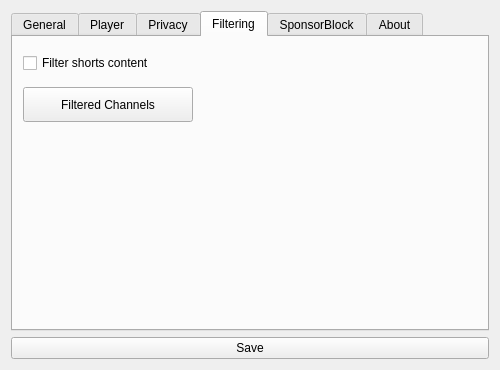
Old version of the form src/ui/forms/settings/settingsform.ui in the repository BowDown097/QtTube.
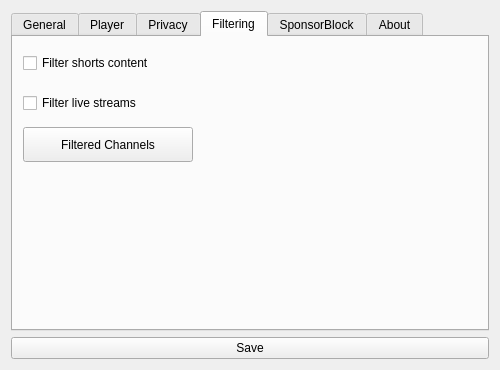
New version of the form. The open tabs and pages were chosen to show the change.

Commit message: Add live stream filter

```diff
--- a/src/ui/forms/settings/settingsform.ui
+++ b/src/ui/forms/settings/settingsform.ui
@@ -353,7 +353,7 @@
        <property name="geometry">
         <rect>
          <x>10</x>
-         <y>50</y>
+         <y>90</y>
          <width>170</width>
          <height>35</height>
         </rect>
@@ -362,6 +362,19 @@
         <string>Filtered Channels</string>
        </property>
       </widget>
+      <widget class="QCheckBox" name="hideStreams">
+       <property name="geometry">
+        <rect>
+         <x>10</x>
+         <y>50</y>
+         <width>400</width>
+         <height>32</height>
+        </rect>
+       </property>
+       <property name="text">
+        <string>Filter live streams</string>
+       </property>
+      </widget>
      </widget>
      <widget class="QWidget" name="sponsorblock">
       <attribute name="title">
```
The commit also changes 5 other files.
